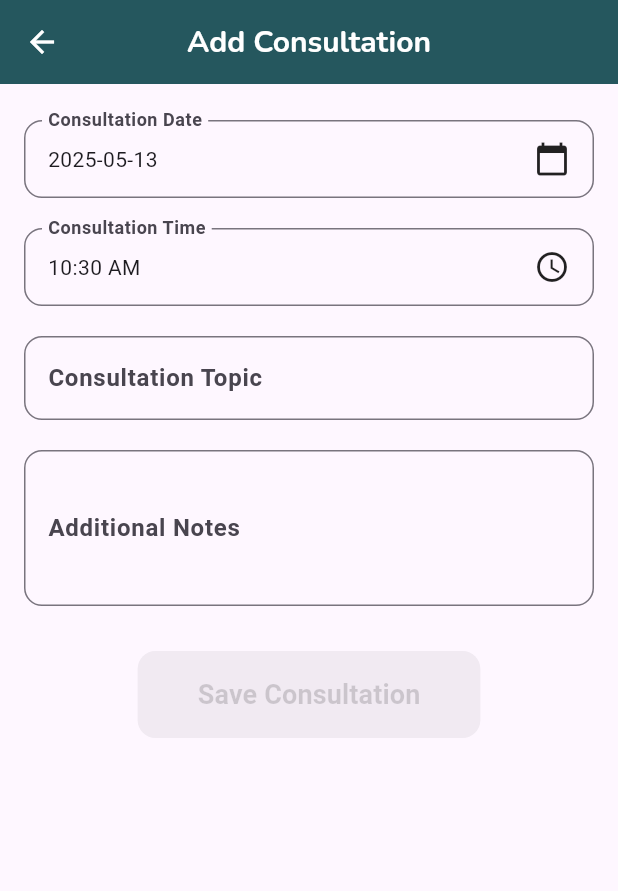
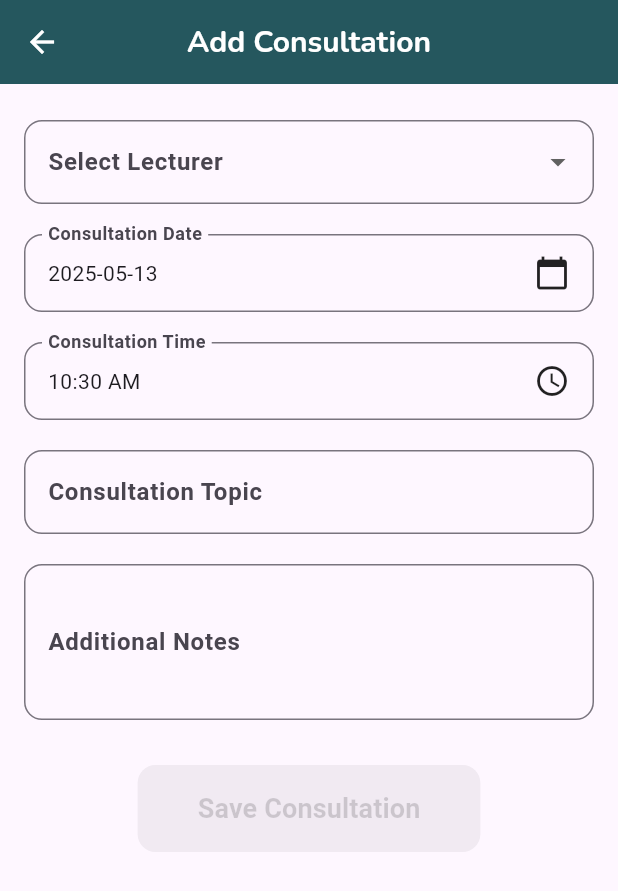
Before and after one commit to ArchipeSesanga/consultation_app, a Flutter app: the AddConsultationScreen screen opened by its route, on a phone screen of 412 x 824 dp. Shown: the top 891 px of the screen. Run offline on Flutter 3.47's test engine with Material 3 defaults, Android fonts, the phone set to English and light mode, and no system bars; our stand-ins replace cloud_firestore, firebase_auth, firebase_core, google_fonts, image_picker; accounts and stored records are empty; network calls fail.

Commit message:
added lecturer dropdown and integrated firebase
from consultation model, consultation viewmodel and view add consultation.

```diff
--- a/lib/models/consultation.dart
+++ b/lib/models/consultation.dart
@@ -1,29 +1,46 @@
-
 /*
 Student Numbers: 221003314,  221049485, 222052243  ,  220014909, 221032075
 Student Names:   AM Sesanga, BD Davis,  E.B Phungula, T.E Sello, Mutlana K.P   */
 class Consultation {
   final String id;
-  final String date;  // Change to DateTime
+  final String studentId; // Who submitted it
+  final String lecturer; // Change to Lecturer type
+  final String date; // Change to DateTime
   final String time; // Change to TimeOfDay
+  final String topic;
   final String description;
-  final String topic;
 
   Consultation({
     required this.id,
+    required this.studentId,
+    required this.lecturer,
     required this.date,
     required this.time,
+    required this.topic,
     required this.description,
-    required this.topic,
   });
 
   Map<String, dynamic> toMap() {
     return {
       'id': id,
-      'date': date,  // Convert DateTime to string for storage
+      'studentId': studentId,
+      'lecture': lecturer,
+      'date': date, // Convert DateTime to string for storage
       'time': time, // Convert TimeOfDay to string for storage
+      'topic': topic,
       'description': description,
-      'topic': topic,
     };
   }
+
+  factory Consultation.fromMap(Map<String, dynamic> map) {
+    return Consultation(
+      id: map['id'],
+      studentId: map['studentId'],
+      lecturer: map['lecture'],
+      date: map['date'], // Convert string back to DateTime
+      time: map['time'], // Convert string back to TimeOfDay
+      topic: map['topic'],
+      description: map['description'],
+    );
+  }
 }
--- a/lib/views/add_consultation_screen.dart
+++ b/lib/views/add_consultation_screen.dart
@@ -3,6 +3,7 @@ Student Numbers: 221003314,  221049485, 222052243  ,  220014909, 221032075
 Student Names:   AM Sesanga, BD Davis,  E.B Phungula, T.E Sello, Mutlana K.P   */
 
 import 'package:flutter/material.dart';
+import 'package:firebase_auth/firebase_auth.dart';
 import 'package:intl/intl.dart';
 import 'package:provider/provider.dart';
 import '../models/consultation.dart';
@@ -22,6 +23,14 @@ class _AddConsultationScreenState extends State<AddConsultationScreen> {
   DateTime _selectedDate = DateTime.now();
   TimeOfDay _selectedTime = TimeOfDay.now();
   bool _disabled = true; //button disabled by default
+  final List<String> _lecturers = [
+    'Mr. L. Grobblaar',
+    'Mr. Murrithi',
+    'Dr. N. Mabanza',
+    'Mr. A. Akanbi',
+    'Mrs. M. Mbele',
+  ];
+  String? _selectedLecturer;
 
   // Select Date
   Future<void> _selectDate(BuildContext context) async {
@@ -84,6 +93,38 @@ class _AddConsultationScreenState extends State<AddConsultationScreen> {
               crossAxisAlignment: CrossAxisAlignment.start,
               children: [
                 //Select a Lecturer
+                DropdownButtonFormField<String>(
+                  decoration: InputDecoration(
+                    labelText: 'Select Lecturer',
+                    labelStyle: const TextStyle(fontWeight: FontWeight.bold),
+                    border: OutlineInputBorder(
+                      borderRadius: BorderRadius.circular(12),
+                    ),
+                    contentPadding: const EdgeInsets.symmetric(
+                      horizontal: 12,
+                      vertical: 16,
+                    ),
+                  ),
+                  value: _selectedLecturer,
+                  items:
+                      _lecturers.map((lecturer) {
+                        return DropdownMenuItem<String>(
+                          value: lecturer,
+                          child: Text(lecturer),
+                        );
+                      }).toList(),
+                  validator:
+                      (value) =>
+                          value == null || value.isEmpty
+                              ? 'Please select a lecturer'
+                              : null,
+                  onChanged: (value) {
+                    setState(() {
+                      _selectedLecturer = value;
+                    });
+                  },
+                ),
+                const SizedBox(height: 20),
 
                 // Date Picker
                 InkWell(
@@ -212,6 +253,10 @@ class _AddConsultationScreenState extends State<AddConsultationScreen> {
                                     final description = _descController.text;
                                     final topic = _topicController.text;
 
+                                    final user =
+                                        FirebaseAuth.instance.currentUser;
+                                    final studentId = user?.uid ?? 'unknown';
+
                                     final consultation = Consultation(
                                       id:
                                           DateTime.now().millisecondsSinceEpoch
@@ -222,6 +267,10 @@ class _AddConsultationScreenState extends State<AddConsultationScreen> {
                                       time: _selectedTime.format(context),
                                       description: description,
                                       topic: topic,
+                                      lecturer:
+                                          _selectedLecturer ??
+                                          '', // Ensure this is not null
+                                      studentId: studentId,
                                     );
 
                                     // Save the consultation information using the view model
```
Also changed, not shown: lib/viewmodels/consultation_view_model.dart (+29 -3 lines), pubspec.yaml (+10 -0 lines).
